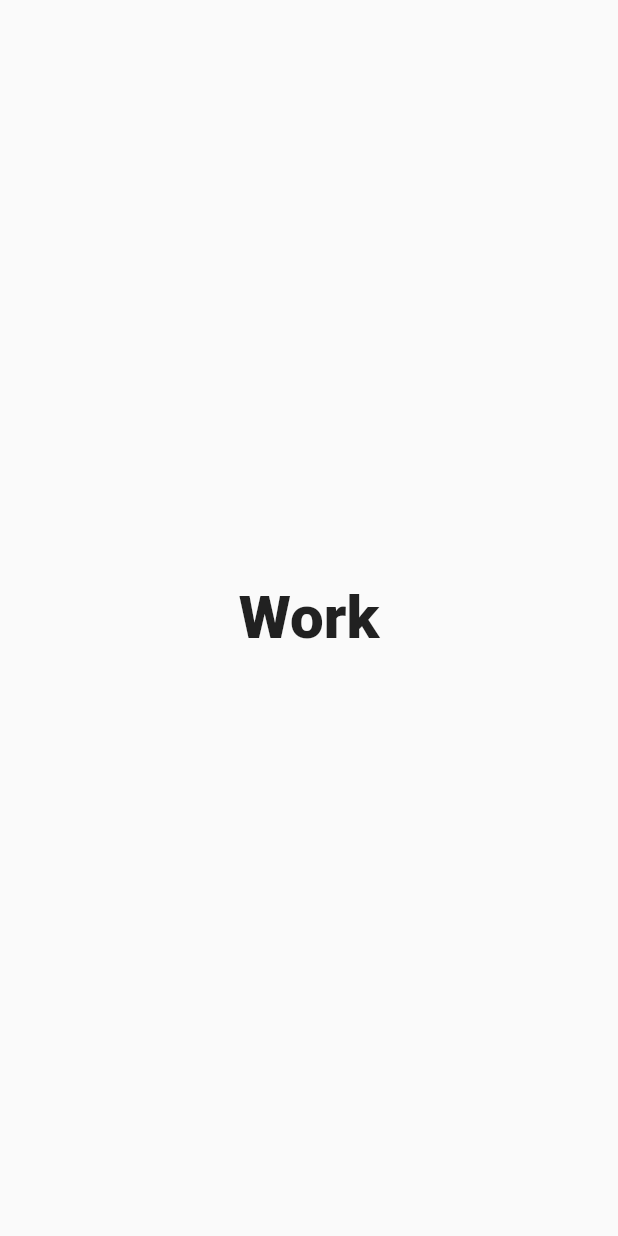
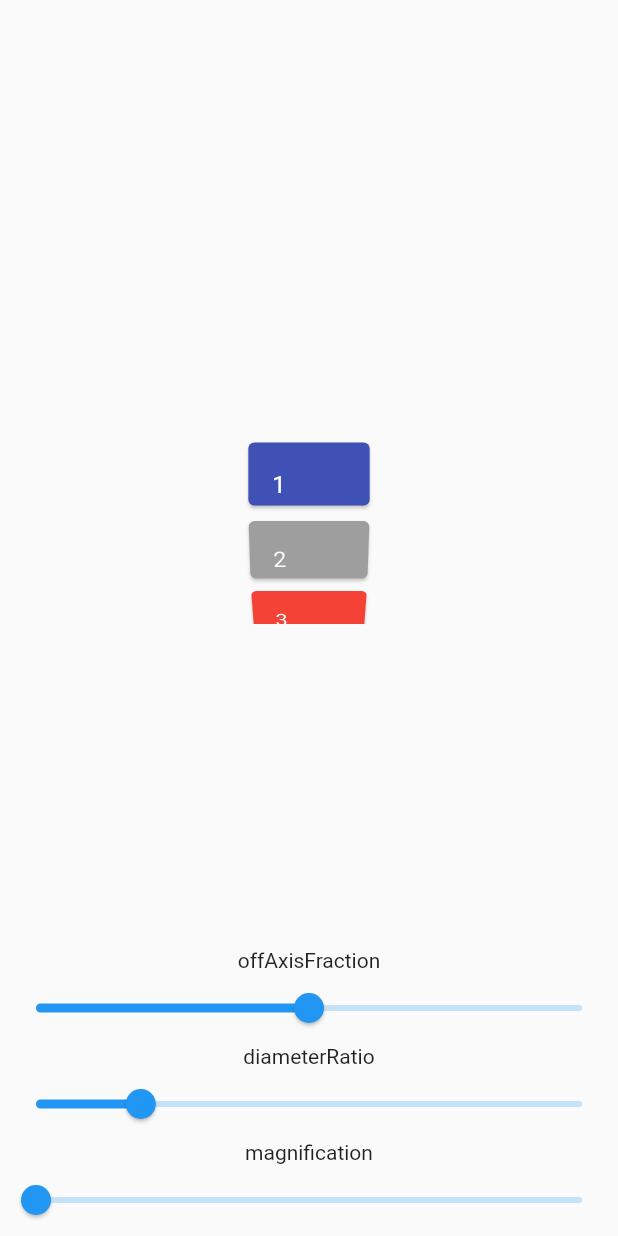
Before and after one commit to dhanasekarkannan/my_resume, a Flutter app: the WorkScreen screen opened directly, on a phone screen of 412 x 824 dp. Run offline on Flutter 3.47's test engine with Material 2 defaults, Android fonts, the phone set to English and light mode, and no system bars; our stand-ins replace flutter_bloc, rxdart; network calls fail.

```diff
--- a/lib/screen/work_screen.dart
+++ b/lib/screen/work_screen.dart
@@ -1,20 +1,99 @@
+import '../bloc/sidebar_navigation_bloc.dart';
 import 'package:flutter/material.dart';
 
-class WorkScreen extends StatelessWidget {
+class WorkScreen extends StatefulWidget with NavigationStates {
+  @override
+  _WorkScreenState createState() => _WorkScreenState();
+}
+
+class _WorkScreenState extends State<WorkScreen> {
+  double _diameterRatio = 2;
+
+  double _offAxisFraction = 0;
+
+  double _magnification = 1;
+
   @override
   Widget build(BuildContext context) {
     return Scaffold(
-      body: Expanded(
-        child: Center(
-          child: Text(
-            "Work",
-            style: TextStyle(
-              fontSize: 40,
-              fontWeight: FontWeight.w800,
+
+      body: Center(
+        child: Column(
+          mainAxisAlignment: MainAxisAlignment.center,
+          children: <Widget>[
+            Spacer(),
+            SizedBox(
+              height: 200,
+              child: ListWheelScrollView(
+                useMagnifier: _magnification > 1,
+                magnification: _magnification,
+                diameterRatio: _diameterRatio,
+                offAxisFraction: _offAxisFraction,
+                itemExtent: 50,
+                children: <Widget>[
+                  for (int i = 0; i < 10; i++) MyItem(index: i + 1)
+                ],
+              ),
             ),
-          ),
+            Spacer(),
+            Text('offAxisFraction'),
+            Slider(
+              value: _offAxisFraction,
+              onChanged: (newValue) =>
+                  setState(() => _offAxisFraction = newValue),
+              min: -2,
+              max: 2,
+            ),
+            Text('diameterRatio'),
+            Slider(
+              value: _diameterRatio,
+              onChanged: (newValue) =>
+                  setState(() => _diameterRatio = newValue),
+              min: 0.1,
+              max: 10,
+            ),
+            Text('magnification'),
+            Slider(
+              value: _magnification,
+              onChanged: (newValue) =>
+                  setState(() => _magnification = newValue),
+              min: 1,
+              max: 3,
+            ),
+          ],
         ),
       ),
     );
   }
 }
+
+class MyItem extends StatelessWidget {
+  final int index;
+
+  MyItem({@required this.index, Key key}) : super(key: key);
+
+  static const colors = [
+    Colors.pink,
+    Colors.indigo,
+    Colors.grey,
+    Colors.red,
+    Colors.blue,
+    Colors.green,
+    Colors.yellow,
+  ];
+
+  @override
+  Widget build(BuildContext context) {
+    return AspectRatio(
+      aspectRatio: 16 / 9,
+      child: Card(
+        color: colors[index % colors.length],
+        child: ListTile(
+            title: Text(
+          '$index',
+          style: TextStyle(color: Colors.white),
+        )),
+      ),
+    );
+  }
+}
--- a/pubspec.yaml
+++ b/pubspec.yaml
@@ -19,7 +19,8 @@ environment:
 dependencies:
   flutter:
     sdk: flutter
-  rxdart: ^0.23.1
+  flutter_bloc: ^3.2.0
+
 
   # The following adds the Cupertino Icons font to your application.
   # Use with the CupertinoIcons class for iOS style icons.
```
Also changed, not shown: lib/bloc/sidebar_navigation_bloc.dart (added, +49 -0 lines), lib/main.dart (+15 -4 lines), lib/screen/aboutme_screen.dart (+4 -4 lines), lib/screen/home_screen.dart (+7 -6 lines), lib/screen/sidebar_screen.dart (+52 -7 lines), lib/widget/menu_widget.dart (added, +23 -0 lines), pubspec.lock.
